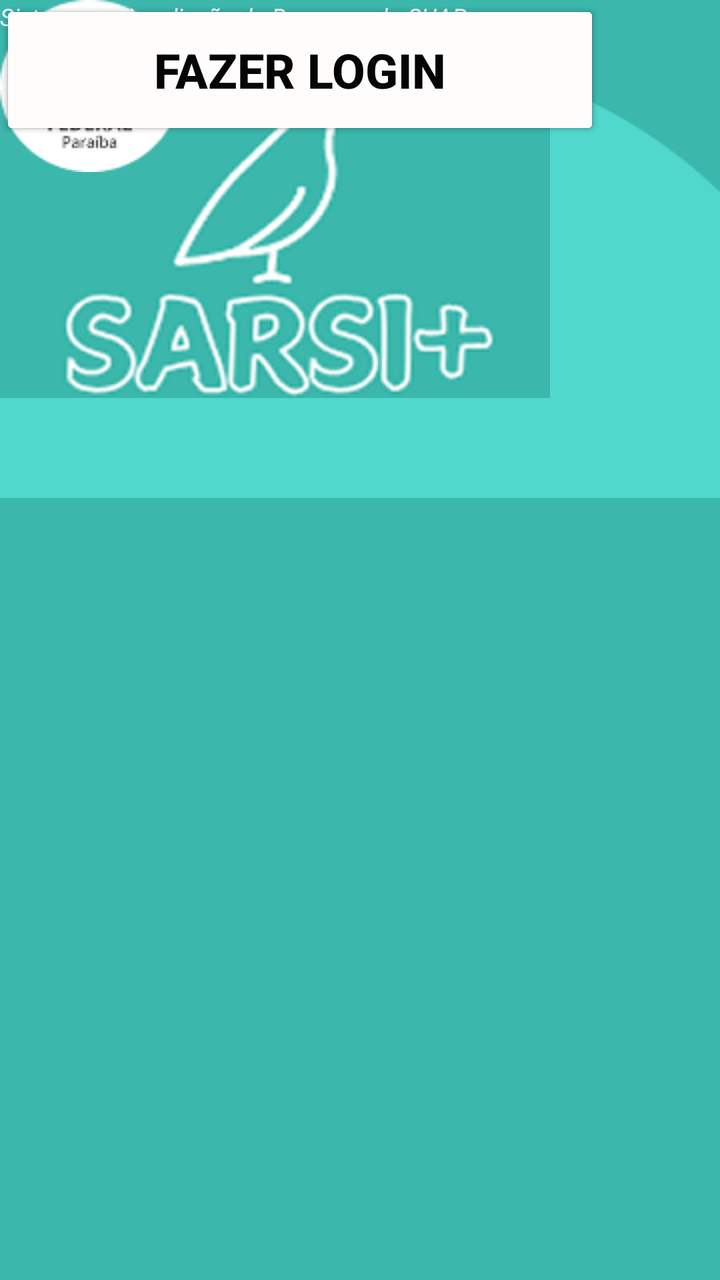
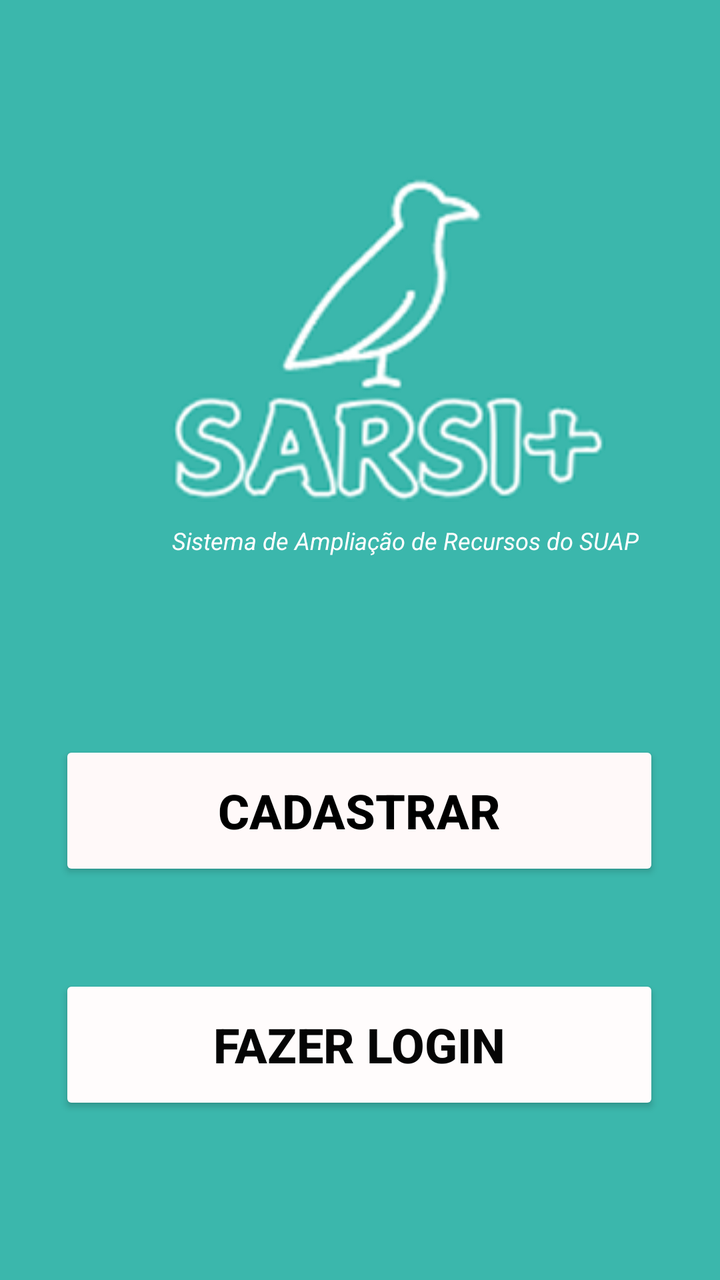

An Android layout rendered at two revisions. The XML below is the earlier revision; the diff shows what the commit changed to produce the second picture.
<!-- AndroidManifest.xml: application theme Theme.AplicativoSARCI -->
<!-- res/layout/activity_intro.xml -->
<?xml version="1.0" encoding="utf-8"?>
<androidx.constraintlayout.widget.ConstraintLayout xmlns:android="http://schemas.android.com/apk/res/android"
    xmlns:app="http://schemas.android.com/apk/res-auto"
    xmlns:tools="http://schemas.android.com/tools"
    android:id="@+id/main"
    android:layout_width="match_parent"
    android:layout_height="match_parent"
    android:background="@drawable/fundo_cor"
    tools:context=".intro">

    <ImageView
        android:id="@+id/btnv_telainicial"
        android:layout_width="wrap_content"
        android:layout_height="wrap_content"
        app:srcCompat="@drawable/detalhe_circular_fundo"
        tools:layout_editor_absoluteX="0dp"
        tools:layout_editor_absoluteY="630dp" />

    <ImageView
        android:id="@+id/imageView3"
        android:layout_width="wrap_content"
        android:layout_height="wrap_content"
        app:srcCompat="@drawable/logo_sarci"
        tools:layout_editor_absoluteX="80dp"
        tools:layout_editor_absoluteY="52dp" />

    <ImageView
        android:id="@+id/imageView4"
        android:layout_width="wrap_content"
        android:layout_height="wrap_content"
        app:srcCompat="@drawable/ifpb_logo"
        tools:layout_editor_absoluteX="160dp"
        tools:layout_editor_absoluteY="768dp" />

    <Button
        android:id="@+id/btnCadastrar"
        android:layout_width="300dp"
        android:layout_height="70dp"
        android:backgroundTint="#FFF9F9"
        android:text="Cadastrar"
        android:textColor="#000000"
        android:textSize="24sp"
        android:textStyle="bold"
        android:width="20dp"
        android:color="#FF000000"
        tools:layout_editor_absoluteX="55dp"
        tools:layout_editor_absoluteY="370dp" />

    <Button
        android:id="@+id/btnLogin"
        android:layout_width="300dp"
        android:layout_height="70dp"
        android:backgroundTint="#FFFCFC"
        android:text="Fazer Login"
        android:textColor="#050505"
        android:textSize="24sp"
        android:textStyle="bold"
        tools:layout_editor_absoluteX="55dp"
        tools:layout_editor_absoluteY="488dp" />

    <TextView
        android:id="@+id/textView"
        android:layout_width="wrap_content"
        android:layout_height="wrap_content"
        android:text="Sistema de Ampliação de Recursos do SUAP "
        android:textColor="#FDFDFD"
        android:textSize="12sp"
        android:textStyle="italic"
        tools:layout_editor_absoluteX="110dp"
        tools:layout_editor_absoluteY="262dp" />

    <ImageButton
        android:id="@+id/imageButton2"
        android:layout_width="wrap_content"
        android:layout_height="wrap_content"
        android:backgroundTint="@color/btnVoltarFundo"
        app:srcCompat="@drawable/btn_voltar"
        tools:layout_editor_absoluteX="26dp"
        tools:layout_editor_absoluteY="813dp" />
</androidx.constraintlayout.widget.ConstraintLayout>
<!-- resources referenced by this layout -->
<resources>
  <color name="btnVoltarFundo">#50D8CC</color>
  <!-- drawable btn_voltar: png bitmap (drawable, 975 bytes) -->
  <!-- drawable detalhe_circular_fundo: png bitmap (drawable, 2648 bytes) -->
  <!-- drawable fundo_cor (drawable) -->
  <?xml version="1.0" encoding="utf-8"?>
  <selector xmlns:android="http://schemas.android.com/apk/res/android">
      <item>
          <shape>
              <corLners android:radius="30dp"/>
              <solid android:color="#3BB7AC"/>
  
          </shape>
      </item>
  </selector>
  <!-- drawable ifpb_logo: png bitmap (drawable, 4579 bytes) -->
  <!-- drawable logo_sarci: png bitmap (drawable, 26993 bytes) -->
  <style name="Theme.AplicativoSARCI" parent="Base.Theme.AplicativoSARCI" />
  <style name="Base.Theme.AplicativoSARCI" parent="Theme.Material3.DayNight.NoActionBar">
          
          
      </style>
</resources>

<!-- the commit's change to res/layout/activity_intro.xml (unified diff, before → after) -->
@@ -12,69 +12,70 @@
         android:id="@+id/btnv_telainicial"
         android:layout_width="wrap_content"
         android:layout_height="wrap_content"
-        app:srcCompat="@drawable/detalhe_circular_fundo"
-        tools:layout_editor_absoluteX="0dp"
-        tools:layout_editor_absoluteY="630dp" />
+        android:layout_marginTop="72dp"
+        app:layout_constraintEnd_toEndOf="parent"
+        app:layout_constraintTop_toBottomOf="@+id/btnLogin"
+        app:srcCompat="@drawable/detalhe_circular_fundo" />
 
     <ImageView
         android:id="@+id/imageView3"
         android:layout_width="wrap_content"
         android:layout_height="wrap_content"
-        app:srcCompat="@drawable/logo_sarci"
-        tools:layout_editor_absoluteX="80dp"
-        tools:layout_editor_absoluteY="52dp" />
-
-    <ImageView
-        android:id="@+id/imageView4"
-        android:layout_width="wrap_content"
-        android:layout_height="wrap_content"
-        app:srcCompat="@drawable/ifpb_logo"
-        tools:layout_editor_absoluteX="160dp"
-        tools:layout_editor_absoluteY="768dp" />
+        android:layout_marginStart="80dp"
+        android:layout_marginTop="52dp"
+        android:layout_marginEnd="56dp"
+        app:layout_constraintEnd_toEndOf="parent"
+        app:layout_constraintStart_toStartOf="parent"
+        app:layout_constraintTop_toTopOf="parent"
+        app:srcCompat="@drawable/logo_sarci" />
 
     <Button
         android:id="@+id/btnCadastrar"
         android:layout_width="300dp"
         android:layout_height="70dp"
+        android:layout_marginStart="55dp"
+        android:layout_marginTop="92dp"
+        android:layout_marginEnd="56dp"
+        android:width="20dp"
         android:backgroundTint="#FFF9F9"
+        android:color="#FF000000"
         android:text="Cadastrar"
         android:textColor="#000000"
         android:textSize="24sp"
         android:textStyle="bold"
-        android:width="20dp"
-        android:color="#FF000000"
-        tools:layout_editor_absoluteX="55dp"
-        tools:layout_editor_absoluteY="370dp" />
+        app:layout_constraintEnd_toEndOf="parent"
+        app:layout_constraintStart_toStartOf="parent"
+        app:layout_constraintTop_toBottomOf="@+id/textView" />
 
     <Button
         android:id="@+id/btnLogin"
         android:layout_width="300dp"
         android:layout_height="70dp"
+        android:layout_marginStart="55dp"
+        android:layout_marginTop="47dp"
+        android:layout_marginEnd="56dp"
         android:backgroundTint="#FFFCFC"
         android:text="Fazer Login"
         android:textColor="#050505"
         android:textSize="24sp"
         android:textStyle="bold"
-        tools:layout_editor_absoluteX="55dp"
-        tools:layout_editor_absoluteY="488dp" />
+        app:layout_constraintEnd_toEndOf="parent"
+        app:layout_constraintStart_toStartOf="parent"
+        app:layout_constraintTop_toBottomOf="@+id/btnCadastrar" />
 
     <TextView
         android:id="@+id/textView"
         android:layout_width="wrap_content"
         android:layout_height="wrap_content"
+        android:layout_marginStart="110dp"
+        android:layout_marginTop="11dp"
+        android:layout_marginEnd="62dp"
         android:text="Sistema de Ampliação de Recursos do SUAP "
         android:textColor="#FDFDFD"
         android:textSize="12sp"
         android:textStyle="italic"
-        tools:layout_editor_absoluteX="110dp"
-        tools:layout_editor_absoluteY="262dp" />
+        app:layout_constraintEnd_toEndOf="parent"
+        app:layout_constraintStart_toStartOf="parent"
+        app:layout_constraintTop_toBottomOf="@+id/imageView3" />
 
-    <ImageButton
-        android:id="@+id/imageButton2"
-        android:layout_width="wrap_content"
-        android:layout_height="wrap_content"
-        android:backgroundTint="@color/btnVoltarFundo"
-        app:srcCompat="@drawable/btn_voltar"
-        tools:layout_editor_absoluteX="26dp"
-        tools:layout_editor_absoluteY="813dp" />
 </androidx.constraintlayout.widget.ConstraintLayout>
<!-- resource entries referenced after the edit -->
@@ -1,7 +1,5 @@
 <!-- resources referenced by this layout -->
 <resources>
-  <color name="btnVoltarFundo">#50D8CC</color>
-  <!-- drawable btn_voltar: png bitmap (drawable, 975 bytes) -->
   <!-- drawable detalhe_circular_fundo: png bitmap (drawable, 2648 bytes) -->
   <!-- drawable fundo_cor (drawable) -->
   <?xml version="1.0" encoding="utf-8"?>
@@ -14,7 +12,6 @@
           </shape>
       </item>
   </selector>
-  <!-- drawable ifpb_logo: png bitmap (drawable, 4579 bytes) -->
   <!-- drawable logo_sarci: png bitmap (drawable, 26993 bytes) -->
   <style name="Theme.AplicativoSARCI" parent="Base.Theme.AplicativoSARCI" />
   <style name="Base.Theme.AplicativoSARCI" parent="Theme.Material3.DayNight.NoActionBar">
